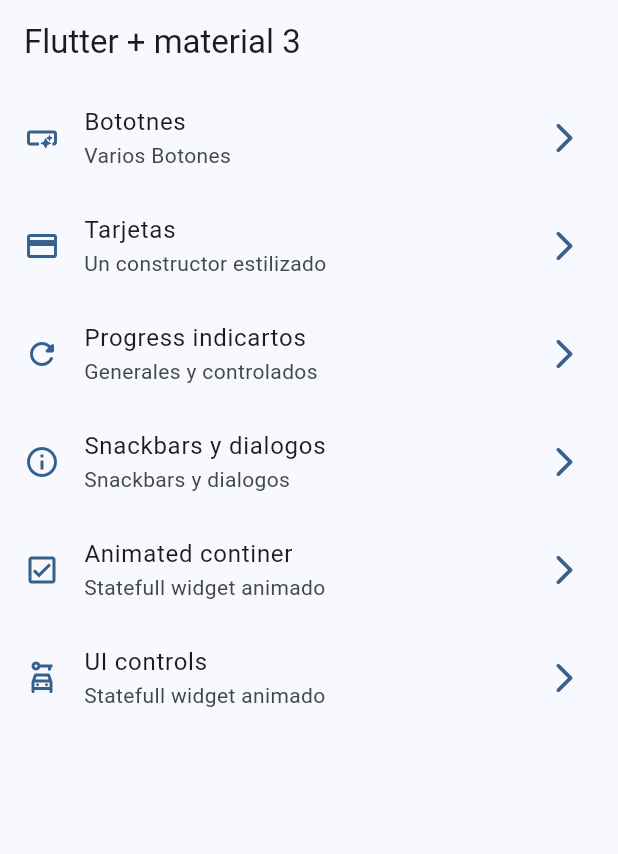
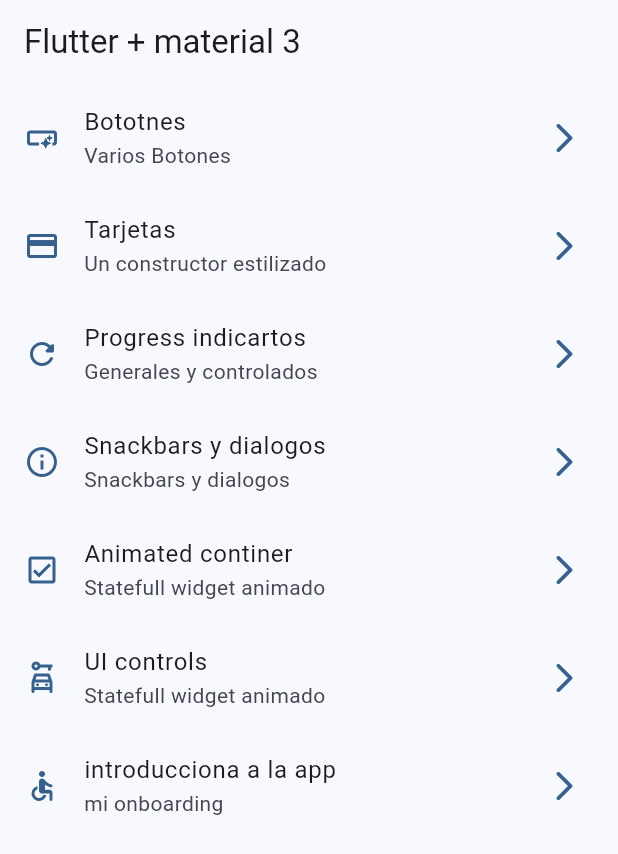
Before and after one commit to Dave-Gom/p_widgetApp, a Flutter app: the screen it shows after launch, on a phone screen of 412 x 824 dp. Shown: the top 854 px of the screen. Run offline on Flutter 3.47's test engine with Material 3 defaults, Android fonts, the phone set to English and light mode, and no system bars; our stand-ins replace go_router.

```diff
--- a/lib/config/menu/menu_items.dart
+++ b/lib/config/menu/menu_items.dart
@@ -43,5 +43,10 @@ const appMenuITems = <MenuItem>[
       title: "UI controls",
       subtitle: "Statefull widget animado",
       link: "/ui-controls",
-      icon: Icons.car_rental_outlined)
+      icon: Icons.car_rental_outlined),
+  MenuItem(
+      title: "introducciona a la app",
+      subtitle: "mi onboarding",
+      link: "/tutorial",
+      icon: Icons.accessible_rounded)
 ];
--- a/lib/config/router/app_router.dart
+++ b/lib/config/router/app_router.dart
@@ -36,5 +36,10 @@ final appRouter = GoRouter(
       name: UIControlsScreen.name,
       builder: (context, state) => const UIControlsScreen(),
     ),
+    GoRoute(
+      path: '/tutorial',
+      name: AppTutorialScreen.name,
+      builder: (context, state) => const AppTutorialScreen(),
+    ),
   ],
 );
```
Also changed, not shown: pubspec.yaml (+4 -6 lines), assets/Images/1.png (added), assets/Images/2.png (added), assets/Images/3.png (added), assets/Images/jar-loading.gif (added).
